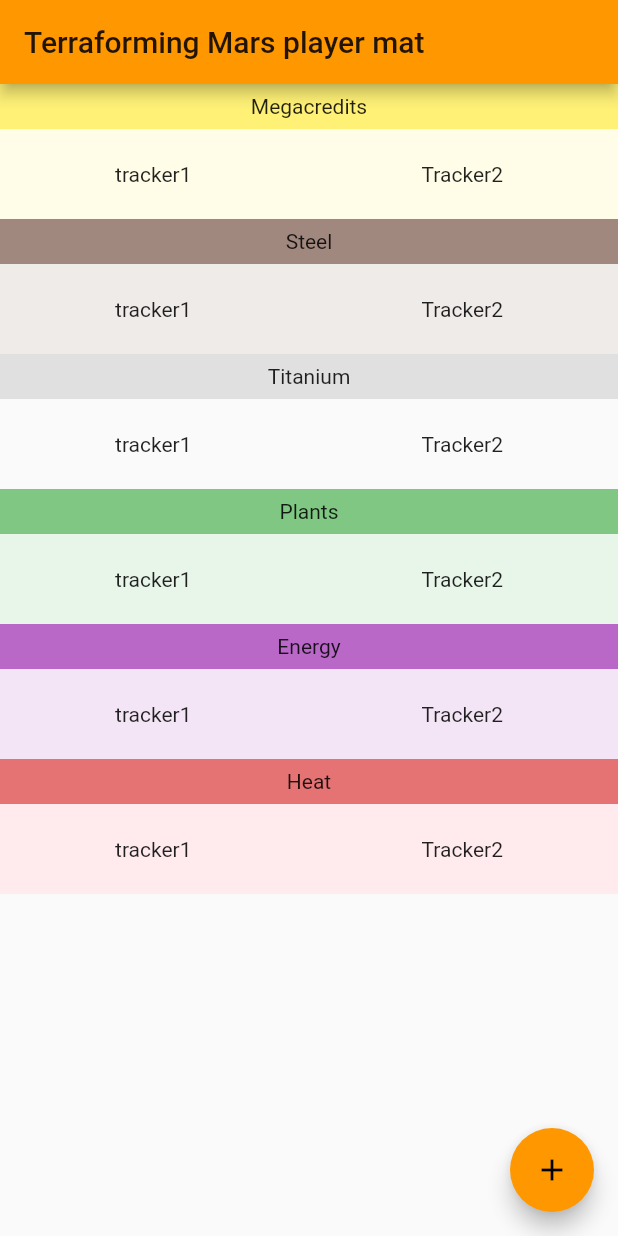
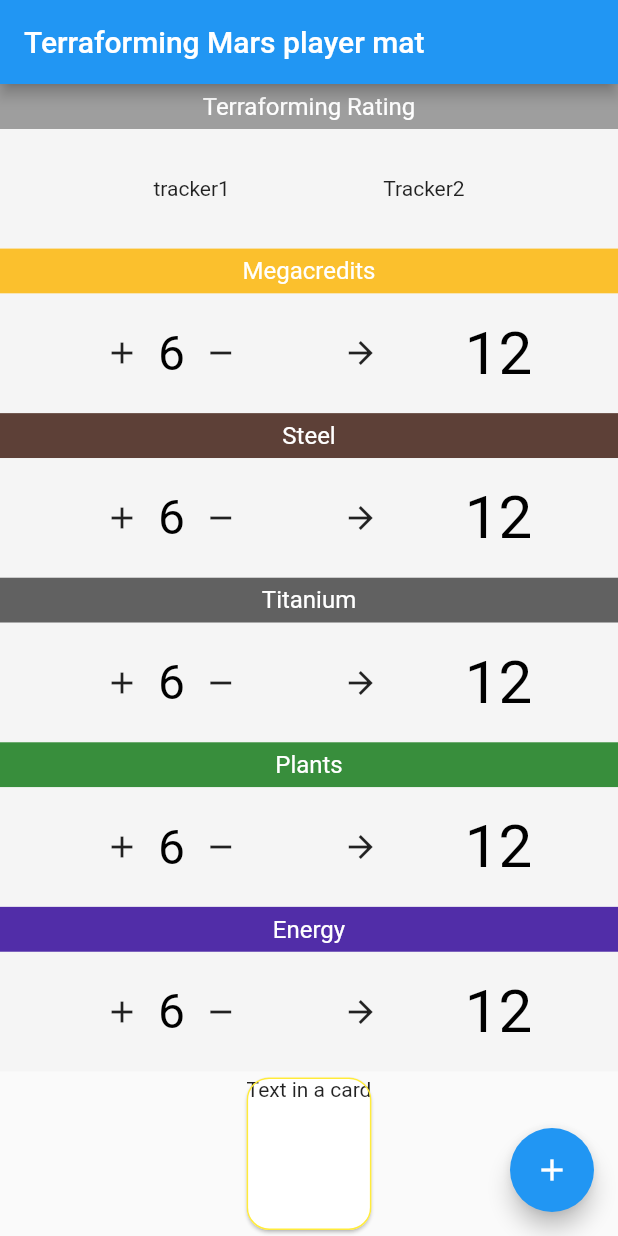
Before and after one commit to sebasrobert/tmTrackerApp, a Flutter app: the screen it shows after launch, on a phone screen of 412 x 824 dp. Run offline on Flutter 3.47's test engine with Material 2 defaults, Android fonts, the phone set to English and light mode, and no system bars.

Commit message:
Tweak UI

```diff
--- a/lib/main.dart
+++ b/lib/main.dart
@@ -18,7 +18,7 @@ class MyApp extends StatelessWidget {
         // or simply save your changes to "hot reload" in a Flutter IDE).
         // Notice that the counter didn't reset back to zero; the application
         // is not restarted.
-        primarySwatch: Colors.orange,
+        primarySwatch: Colors.blue,
       ),
       home: MyHomePage(title: 'Terraforming Mars player mat'),
     );
@@ -57,88 +57,55 @@ class _MyHomePageState extends State<MyHomePage> {
     });
   }
 
-  Widget _buildTrackerRow(color, subColor, title) => Container(
-    child: Column(
-      mainAxisAlignment: MainAxisAlignment.spaceEvenly,
-      children: [
-        Container(
-          constraints: BoxConstraints(
-            minHeight: 30
-          ),
-          decoration: BoxDecoration(
-            color: color,
-          ),
-          child: Row(
-            mainAxisAlignment: MainAxisAlignment.spaceEvenly,
-            children: [
-              Text(title),
-            ],
-          ),
-        ),
-        Container(
-          constraints: BoxConstraints(
-              minHeight: 60
-          ),
-          decoration: BoxDecoration(
-            color: subColor,
-          ),
-          child: Row(
-            mainAxisAlignment: MainAxisAlignment.spaceAround,
-            children: [
-              Text('tracker1'),
-              Text('Tracker2'),
-            ],
-          ),
-        )
-      ],
-    )
-  );
-
   @override
   Widget build(BuildContext context) {
-    // This method is rerun every time setState is called, for instance as done
-    // by the _incrementCounter method above.
-    //
-    // The Flutter framework has been optimized to make rerunning build methods
-    // fast, so that you can just rebuild anything that needs updating rather
-    // than having to individually change instances of widgets.
     return Scaffold(
       appBar: AppBar(
         title: Text(widget.title),
+
       ),
 
       body: Center(
-        child: Column(
-          mainAxisAlignment: MainAxisAlignment.start,
-          children: [
-            _buildTrackerRow(Colors.yellow[300], Colors.yellow[50], 'Megacredits'),
-            _buildTrackerRow(Colors.brown[300], Colors.brown[50], 'Steel'),
-            _buildTrackerRow(Colors.grey[300], Colors.grey[50], 'Titanium'),
-            _buildTrackerRow(Colors.green[300], Colors.green[50], 'Plants'),
-            _buildTrackerRow(Colors.purple[300], Colors.purple[50], 'Energy'),
-            _buildTrackerRow(Colors.red[300], Colors.red[50], 'Heat'),
-          ]
-//        children: <Widget>[
-//            Text(
-//              'Text1:',
-//            ),
-//            Text(
-//              'Text2:',
-//            ),
-//            Text(
-//              'Text3:',
-//            ),
-//            Text(
-//              'Text4:',
-//            ),
-//            Text(
-//              'Text5:',
-//            ),
-//            Text(
-//              '$_counter',
-//              style: Theme.of(context).textTheme.display1,
-//            ),
-//          ],
+        child: Container(
+          child: Column(
+            children: [
+//              Padding(
+//                padding: EdgeInsets.all(8.0),
+//              ),
+              Expanded(
+                  child: new mainRow()
+              ),
+              Expanded(
+                  child: new trackerRow(color: Colors.yellow[700], subColor: Colors.yellow[50], title: 'Megacredits')
+              ),
+              Expanded(
+                  child: new trackerRow(color: Colors.brown[700], subColor: Colors.brown[50], title: 'Steel')
+              ),
+              Expanded(
+                  child: new trackerRow(color: Colors.grey[700], subColor: Colors.grey[100], title: 'Titanium')
+              ),
+              Expanded(
+                  child:new trackerRow(color: Colors.green[700], subColor: Colors.green[50], title: 'Plants')
+              ),
+              Expanded(
+                  child:new trackerRow(color: Colors.deepPurple[700], subColor: Colors.deepPurple[50], title: 'Energy')
+              ),
+//              Expanded(
+//                  child:new trackerRow(color: Colors.red[700], subColor: Colors.red[50], title: 'Heat')
+//              ),
+              Expanded(
+                child: new Card(
+                  shape: const RoundedRectangleBorder(
+                    side: BorderSide(
+                        color: Colors.yellow
+                    ),
+                    borderRadius: BorderRadius.all(Radius.circular(15.0)),
+                  ),
+                  child: new Text("Text in a card")
+                ),
+              )
+            ],
+          ),
         ),
       ),
       floatingActionButton: FloatingActionButton(
@@ -149,3 +116,171 @@ class _MyHomePageState extends State<MyHomePage> {
     );
   }
 }
+
+class trackerRow extends StatelessWidget {
+  const trackerRow({
+    Key key,
+    @required this.color,
+    @required this.subColor,
+    @required this.title,
+  }) : super(key: key);
+
+  final color;
+  final subColor;
+  final title;
+
+  @override
+  Widget build(BuildContext context) => Container(
+    constraints: BoxConstraints(
+
+    ),
+    child: Column(
+      children: [
+        Container(
+          constraints: BoxConstraints(
+            minHeight: 30,
+          ),
+          decoration: BoxDecoration(
+            color: color,
+          ),
+          child: Row(
+            mainAxisAlignment: MainAxisAlignment.center,
+            children: [
+              Text(
+                title,
+                style: TextStyle(
+                  fontSize: 16,
+                  color: Colors.white,
+                ),
+              ),
+            ],
+          ),
+        ),
+        Expanded(child:Container(
+          decoration: BoxDecoration(
+            color: Colors.grey[100],
+          ),
+          child: Column(
+            mainAxisAlignment: MainAxisAlignment.spaceEvenly,
+            children: [
+              Row(
+                mainAxisAlignment: MainAxisAlignment.spaceEvenly,
+                children: [
+                  Column(
+                    children: [
+                      Row(
+                        children: [
+                          Column(
+                            children: [
+                              IconButton(
+                                  icon: Icon(Icons.add),
+                                  onPressed: () {}
+                              ),
+                            ],
+                          ),
+                          Column(
+                            children: [
+                              Text(
+                                '6',
+                                style: TextStyle(
+                                  fontSize: 32,
+                                  color: Colors.black,
+                                ),
+                              ),
+                            ],
+                          ),
+                          Column(
+                            children: [
+                              IconButton(
+                                  icon: Icon(Icons.remove),
+                                  onPressed: () {}
+                              ),
+                            ],
+                          ),
+                        ]
+                      ),
+                    ],
+                  ),
+                  Column(
+                    children: [
+                      Icon(Icons.arrow_forward),
+                    ],
+                  ),
+                  Column(
+                    children: [
+                      Text(
+                        '12',
+                        style: TextStyle(
+                          fontSize: 40,
+                          color: Colors.black,
+                        ),
+                      ),
+                    ],
+                  ),
+                ],
+              ),
+            ],
+          ),
+        )),
+      ],
+    )
+  );
+}
+
+class mainRow extends StatelessWidget {
+  const mainRow({
+    Key key,
+  }) : super(key: key);
+
+
+  @override
+  Widget build(BuildContext context) => Container(
+      constraints: BoxConstraints(
+
+      ),
+      child: Column(
+        crossAxisAlignment: CrossAxisAlignment.stretch,
+        mainAxisAlignment: MainAxisAlignment.start,
+        children: [
+          Container(
+            constraints: BoxConstraints(
+              minHeight: 30,
+            ),
+            decoration: BoxDecoration(
+              color: Colors.grey,
+            ),
+            child: Row(
+              mainAxisAlignment: MainAxisAlignment.center,
+              children: [
+                Text(
+                  'Terraforming Rating',
+                  style: TextStyle(
+                    fontSize: 16,
+                    color: Colors.white,
+                  ),
+                ),
+              ],
+            ),
+          ),
+          Expanded(child:Container(
+
+            decoration: BoxDecoration(
+              color: Colors.grey[100],
+            ),
+            child: Column(
+              mainAxisAlignment: MainAxisAlignment.spaceEvenly,
+              children: [
+                Row(
+                  mainAxisAlignment: MainAxisAlignment.spaceEvenly,
+                  children: [
+                    Text('tracker1'),
+                    Text('Tracker2'),
+                  ],
+                ),
+              ],
+            ),
+          )),
+        ],
+      )
+  );
+}
```
